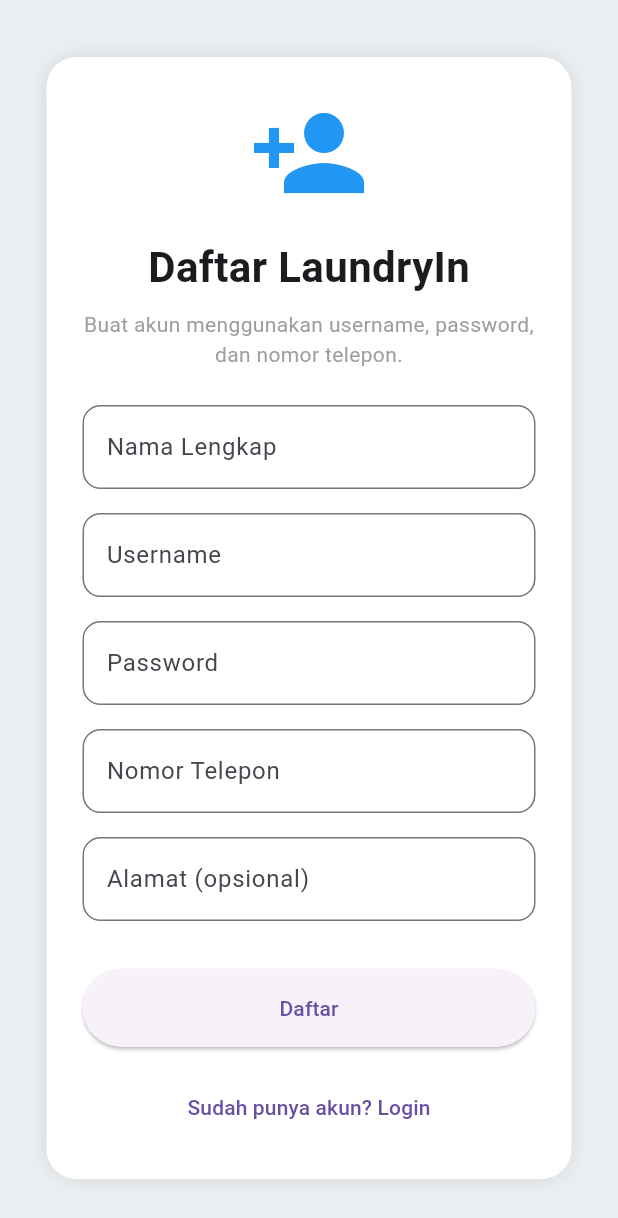
After one commit to ftiffanyy/SEB_TEAM6_LAUNDRYIN, a Flutter app: the screen it shows after launch, after a tap on "Login", after a tap on "Daftar", on a phone screen of 412 x 824 dp. The commit adds this screen. Shown: the top 1218 px of the screen. Run offline on Flutter 3.47's test engine with Material 3 defaults, Android fonts, the phone set to English and light mode, and no system bars; our stand-ins replace cloud_firestore, firebase_core; accounts and stored records are empty.

Commit message:
tambah signup

```diff
--- /dev/null
+++ b/lib/services/_placeholder.txt
@@ -0,0 +1 @@
+Placeholder file to keep docs directory in git-friendly form.
--- /dev/null
+++ b/lib/services/auth_service.dart
@@ -0,0 +1,114 @@
+import 'dart:convert';
+
+import 'package:crypto/crypto.dart';
+
+import '../models/user_model.dart';
+import 'firestore_service.dart';
+
+class AuthException implements Exception {
+  final String message;
+
+  AuthException(this.message);
+
+  @override
+  String toString() => message;
+}
+
+class AuthService {
+  final FirestoreService _firestoreService = FirestoreService();
+
+  Future<UserModel?> login(String username, String password) async {
+    final user = await _firestoreService.getUserByUsername(username.trim());
+    if (user == null || user.password == null) return null;
+
+    final cleanedPassword = password.trim();
+    final hashedPassword = hashPassword(cleanedPassword);
+
+    if (user.password == cleanedPassword || user.password == hashedPassword) {
+      return user;
+    }
+
+    return null;
+  }
+
+  Future<UserModel> registerCustomer({
+    required String name,
+    required String username,
+    required String password,
+    required String phone,
+    String? address,
+  }) async {
+    final normalizedPhone = _normalizePhone(phone);
+    if (normalizedPhone.isEmpty) {
+      throw AuthException('Nomor telepon tidak valid.');
+    }
+
+    final trimmedUsername = username.trim();
+    if (trimmedUsername.isEmpty) {
+      throw AuthException('Username tidak boleh kosong.');
+    }
+
+    final existingUsername = await _firestoreService.getUserByUsername(trimmedUsername);
+    if (existingUsername != null) {
+      throw AuthException('Username sudah digunakan. Silakan pilih username lain.');
+    }
+
+    final usersWithPhone = await _firestoreService.getUsersByPhone(normalizedPhone);
+    final registeredUsers = usersWithPhone
+        .where((user) => user.username != null && user.username!.isNotEmpty)
+        .toList();
+
+    if (registeredUsers.isNotEmpty) {
+      throw AuthException('Nomor telepon ini sudah terdaftar. Silakan login.');
+    }
+
+    final guestUsers = usersWithPhone
+        .where((user) => user.username == null || user.username!.isEmpty)
+        .toList();
+
+    if (guestUsers.isEmpty) {
+      final nextId = await _firestoreService.getNextUserId();
+      final newUser = UserModel(
+        userId: nextId,
+        name: name.trim(),
+        username: trimmedUsername,
+        password: hashPassword(password.trim()),
+        phone: normalizedPhone,
+        address: address?.trim(),
+        fcmToken: null,
+        role: 'Customer',
+      );
+
+      await _firestoreService.addUser(newUser);
+      return newUser;
+    }
+
+    final primaryGuest = guestUsers.first;
+    final duplicateGuestIds = guestUsers.skip(1).map((user) => user.userId).toList();
+
+    final upgradedUser = UserModel(
+      userId: primaryGuest.userId,
+      name: name.trim(),
+      username: trimmedUsername,
+      password: hashPassword(password.trim()),
+      phone: normalizedPhone,
+      address: address?.trim() ?? primaryGuest.address,
+      fcmToken: primaryGuest.fcmToken,
+      role: 'Customer',
+    );
+
+    await _firestoreService.updateUser(upgradedUser);
+    await _firestoreService.transferOrdersToUser(duplicateGuestIds, upgradedUser.userId);
+
+    return upgradedUser;
+  }
+
+  String hashPassword(String password) {
+    final bytes = utf8.encode(password);
+    return sha256.convert(bytes).toString();
+  }
+
+  String _normalizePhone(String phone) {
+    return phone.replaceAll(RegExp(r'[^0-9]'), '');
+  }
+}
--- /dev/null
+++ b/lib/viewmodels/signup_viewmodel.dart
@@ -0,0 +1,60 @@
+import '../models/user_model.dart';
+import '../services/auth_service.dart';
+
+class SignupViewModel {
+  final AuthService _authService = AuthService();
+
+  String? validateName(String? value) {
+    if (value == null || value.trim().isEmpty) {
+      return 'Nama lengkap diperlukan.';
+    }
+    return null;
+  }
+
+  String? validateUsername(String? value) {
+    if (value == null || value.trim().isEmpty) {
+      return 'Username diperlukan.';
+    }
+    if (value.trim().length < 4) {
+      return 'Username minimal 4 karakter.';
+    }
+    return null;
+  }
+
+  String? validatePassword(String? value) {
+    if (value == null || value.trim().isEmpty) {
+      return 'Password diperlukan.';
+    }
+    if (value.trim().length < 6) {
+      return 'Password minimal 6 karakter.';
+    }
+    return null;
+  }
+
+  String? validatePhone(String? value) {
+    if (value == null || value.trim().isEmpty) {
+      return 'Nomor telepon diperlukan.';
+    }
+    final cleaned = value.trim().replaceAll(RegExp(r'[^0-9]'), '');
+    if (cleaned.length < 9 || cleaned.length > 15) {
+      return 'Masukkan nomor telepon yang valid.';
+    }
+    return null;
+  }
+
+  Future<UserModel> signUp({
+    required String name,
+    required String username,
+    required String password,
+    required String phone,
+    String? address,
+  }) async {
+    return await _authService.registerCustomer(
+      name: name,
+      username: username,
+      password: password,
+      phone: phone,
+      address: address,
+    );
+  }
+}
--- a/lib/views/auth/login_page.dart
+++ b/lib/views/auth/login_page.dart
@@ -3,6 +3,7 @@ import 'package:flutter/material.dart';
 import '../../viewmodels/login_viewmodel.dart';
 import '../customer/customer_dashboard_page.dart';
 import '../employee/employee_dashboard_page.dart';
+import 'signup_page.dart';
 
 class LoginPage extends StatefulWidget {
   const LoginPage({super.key});
@@ -159,6 +160,24 @@ class _LoginPageState extends State<LoginPage> {
                   child: Text(isLoading ? 'Loading...' : 'Login'),
                 ),
               ),
+              const SizedBox(height: 12),
+              Row(
+                mainAxisAlignment: MainAxisAlignment.center,
+                children: [
+                  const Text('Belum punya akun?'),
+                  TextButton(
+                    onPressed: () {
+                      Navigator.push(
+                        context,
+                        MaterialPageRoute(
+                          builder: (_) => const SignupPage(),
+                        ),
+                      );
+                    },
+                    child: const Text('Daftar'),
+                  ),
+                ],
+              ),
             ],
           ),
         ),
--- /dev/null
+++ b/lib/views/auth/signup_page.dart
@@ -0,0 +1,201 @@
+import 'package:flutter/material.dart';
+
+import '../../models/user_model.dart';
+import '../../viewmodels/signup_viewmodel.dart';
+import '../customer/customer_dashboard_page.dart';
+
+class SignupPage extends StatefulWidget {
+  const SignupPage({super.key});
+
+  @override
+  State<SignupPage> createState() => _SignupPageState();
+}
+
+class _SignupPageState extends State<SignupPage> {
+  final formKey = GlobalKey<FormState>();
+  final nameController = TextEditingController();
+  final usernameController = TextEditingController();
+  final passwordController = TextEditingController();
+  final phoneController = TextEditingController();
+  final addressController = TextEditingController();
+
+  final signupViewModel = SignupViewModel();
+
+  bool isLoading = false;
+  String errorMessage = '';
+
+  Future<void> signUp() async {
+    if (!formKey.currentState!.validate()) return;
+
+    setState(() {
+      isLoading = true;
+      errorMessage = '';
+    });
+
+    try {
+      final user = await signupViewModel.signUp(
+        name: nameController.text,
+        username: usernameController.text,
+        password: passwordController.text,
+        phone: phoneController.text,
+        address: addressController.text.isNotEmpty ? addressController.text : null,
+      );
+
+      if (!mounted) return;
+
+      Navigator.pushReplacement(
+        context,
+        MaterialPageRoute(
+          builder: (_) => CustomerDashboardPage(user: user),
+        ),
+      );
+    } catch (error) {
+      setState(() {
+        isLoading = false;
+        errorMessage = error.toString();
+      });
+    }
+  }
+
+  @override
+  void dispose() {
+    nameController.dispose();
+    usernameController.dispose();
+    passwordController.dispose();
+    phoneController.dispose();
+    addressController.dispose();
+    super.dispose();
+  }
+
+  @override
+  Widget build(BuildContext context) {
+    return Scaffold(
+      backgroundColor: Colors.blueGrey.shade50,
+      body: Center(
+        child: SingleChildScrollView(
+          padding: const EdgeInsets.symmetric(horizontal: 24, vertical: 32),
+          child: Container(
+            width: 350,
+            padding: const EdgeInsets.all(24),
+            decoration: BoxDecoration(
+              color: Colors.white,
+              borderRadius: BorderRadius.circular(20),
+              boxShadow: [
+                BoxShadow(
+                  blurRadius: 10,
+                  color: Colors.black.withOpacity(0.1),
+                ),
+              ],
+            ),
+            child: Form(
+              key: formKey,
+              child: Column(
+                mainAxisSize: MainAxisSize.min,
+                children: [
+                  const Icon(
+                    Icons.person_add,
+                    size: 80,
+                    color: Colors.blue,
+                  ),
+                  const SizedBox(height: 16),
+                  const Text(
+                    'Daftar LaundryIn',
+                    style: TextStyle(
+                      fontSize: 28,
+                      fontWeight: FontWeight.bold,
+                    ),
+                  ),
+                  const SizedBox(height: 8),
+                  const Text(
+                    'Buat akun menggunakan username, password, dan nomor telepon.',
+                    style: TextStyle(color: Colors.grey),
+                    textAlign: TextAlign.center,
+                  ),
+                  const SizedBox(height: 24),
+                  TextFormField(
+                    controller: nameController,
+                    decoration: InputDecoration(
+                      labelText: 'Nama Lengkap',
+                      border: OutlineInputBorder(
+                        borderRadius: BorderRadius.circular(12),
+                      ),
+                    ),
+                    validator: signupViewModel.validateName,
+                  ),
+                  const SizedBox(height: 16),
+                  TextFormField(
+                    controller: usernameController,
+                    decoration: InputDecoration(
+                      labelText: 'Username',
+                      border: OutlineInputBorder(
+                        borderRadius: BorderRadius.circular(12),
+                      ),
+                    ),
+                    validator: signupViewModel.validateUsername,
+                  ),
+                  const SizedBox(height: 16),
+                  TextFormField(
+                    controller: passwordController,
+                    obscureText: true,
+                    decoration: InputDecoration(
+                      labelText: 'Password',
+                      border: OutlineInputBorder(
+                        borderRadius: BorderRadius.circular(12),
+                      ),
+                    ),
+                    validator: signupViewModel.validatePassword,
+                  ),
+                  const SizedBox(height: 16),
+                  TextFormField(
+                    controller: phoneController,
+                    keyboardType: TextInputType.phone,
+                    decoration: InputDecoration(
+                      labelText: 'Nomor Telepon',
+                      border: OutlineInputBorder(
+                        borderRadius: BorderRadius.circular(12),
+                      ),
+                    ),
+                    validator: signupViewModel.validatePhone,
+                  ),
+                  const SizedBox(height: 16),
+                  TextFormField(
+                    controller: addressController,
+                    decoration: InputDecoration(
+                      labelText: 'Alamat (opsional)',
+                      border: OutlineInputBorder(
+                        borderRadius: BorderRadius.circular(12),
+                      ),
+                    ),
+                  ),
+                  const SizedBox(height: 16),
+                  if (errorMessage.isNotEmpty)
+                    Text(
+                      errorMessage,
+                      style: const TextStyle(color: Colors.red),
+                      textAlign: TextAlign.center,
+                    ),
+                  const SizedBox(height: 16),
+                  SizedBox(
+                    width: double.infinity,
+                    child: ElevatedButton(
+                      onPressed: isLoading ? null : signUp,
+                      style: ElevatedButton.styleFrom(
+                        padding: const EdgeInsets.symmetric(vertical: 16),
+                      ),
+                      child: Text(isLoading ? 'Loading...' : 'Daftar'),
+                    ),
+                  ),
+                  const SizedBox(height: 16),
+                  TextButton(
+                    onPressed: isLoading ? null : () => Navigator.pop(context),
+                    child: const Text('Sudah punya akun? Login'),
+                  ),
+                ],
+              ),
+            ),
+          ),
+        ),
+      ),
+    );
+  }
+}
--- a/pubspec.yaml
+++ b/pubspec.yaml
@@ -37,6 +37,7 @@ dependencies:
   cloud_firestore: ^6.4.1
   firebase_core: ^4.9.0
   intl: ^0.20.2
+  crypto: ^3.0.3
 
 dev_dependencies:
   flutter_test:
```
Also changed, not shown: lib/services/firestore_service.dart (+98 -27 lines), pubspec.lock, 1 other file.
